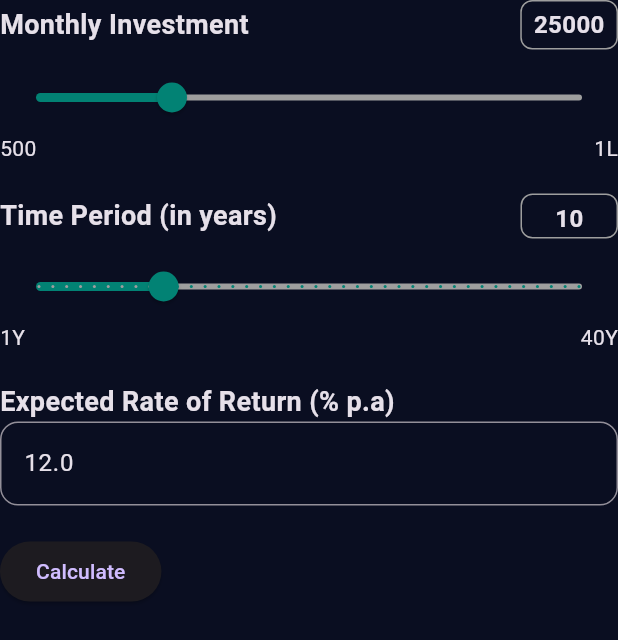
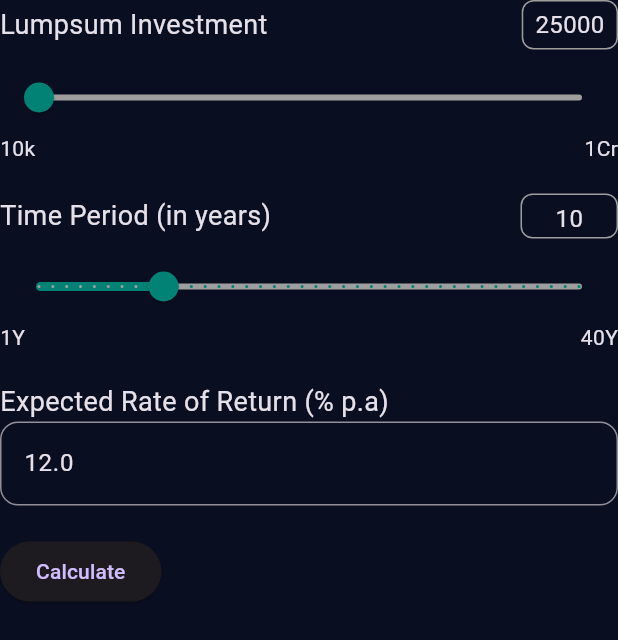
Before and after one commit to Paul-sharon/Funds-Genie, a Flutter app: the InvestmentCalculator widget shown alone on an empty page, opened directly, on a phone screen of 412 x 824 dp. Shown: the top 640 px of the screen. Run offline on Flutter 3.47's test engine with Material 3 defaults, Android fonts, the phone set to English and light mode, and no system bars; our stand-ins replace fl_chart.

Commit message:
Wealth Calculator Completed

```diff
--- a/lib/More/SIPCalculator.dart
+++ b/lib/More/SIPCalculator.dart
@@ -12,7 +12,6 @@ class SIPCalculator extends StatelessWidget {
     );
   }
 }
-
 class SIPCalculatorScreen extends StatelessWidget {
   @override
   Widget build(BuildContext context) {
@@ -141,7 +140,7 @@ class InvestmentSummary extends StatelessWidget {
 
   Widget _buildValueSection(String label, String value, {bool highlight = false}) {
     return Container(
-      padding: const EdgeInsets.all(8.0),
+      padding: const EdgeInsets.all(16.0),
       decoration: BoxDecoration(
         color: highlight ? Colors.blue[100] : Colors.grey[100],
         borderRadius: BorderRadius.circular(8),
--- a/lib/More/WealthCalculator.dart
+++ b/lib/More/WealthCalculator.dart
@@ -1,18 +1,19 @@
 import 'package:flutter/material.dart';
 import 'package:fl_chart/fl_chart.dart';
-import 'Morepage.dart';
+
+import 'Morepage.dart'; // Ensure this file is correctly implemented.
 
 class WealthCalculator extends StatelessWidget {
   @override
   Widget build(BuildContext context) {
     return MaterialApp(
       debugShowCheckedModeBanner: false,
-      home: WealthCalculatorScreen(),
+      home: WealthcalculatorScreen(),
     );
   }
 }
 
-class WealthCalculatorScreen extends StatelessWidget {
+class WealthcalculatorScreen extends StatelessWidget {
   @override
   Widget build(BuildContext context) {
     return Scaffold(
@@ -28,7 +29,7 @@ class WealthCalculatorScreen extends StatelessWidget {
           },
         ),
         title: const Text(
-          'SIP Calculator',
+          'Wealth Calculator',
           style: TextStyle(color: Colors.white, fontWeight: FontWeight.bold),
         ),
       ),
@@ -48,12 +49,10 @@ class WealthCalculatorScreen extends StatelessWidget {
                           PieChartSectionData(
                             color: Colors.blue,
                             radius: 40,
-                            value: 30,
                           ),
                           PieChartSectionData(
                             color: Colors.green,
                             radius: 40,
-                            value: 28.08,
                           ),
                         ],
                         sectionsSpace: 2,
@@ -125,24 +124,24 @@ class InvestmentSummary extends StatelessWidget {
     return Row(
       mainAxisAlignment: MainAxisAlignment.center,
       children: [
-        _buildValueSection('Invested', '₹30.00 L'),
+        _buildValueSection('Invested', '₹25.0 L'),
         const Padding(
           padding: EdgeInsets.symmetric(horizontal: 8.0),
           child: Text('+', style: TextStyle(fontSize: 20, fontWeight: FontWeight.bold)),
         ),
-        _buildValueSection('Est Return', '₹28.08 L'),
+        _buildValueSection('Est Return', '₹52.6 L'),
         const Padding(
           padding: EdgeInsets.symmetric(horizontal: 8.0),
           child: Text('=', style: TextStyle(fontSize: 20, fontWeight: FontWeight.bold)),
         ),
-        _buildValueSection('Total Value', '₹58.08 L', highlight: true),
+        _buildValueSection('Total Value', '₹77.6 L', highlight: true),
       ],
     );
   }
 
   Widget _buildValueSection(String label, String value, {bool highlight = false}) {
     return Container(
-      padding: const EdgeInsets.all(8.0),
+      padding: const EdgeInsets.all(16.0),
       decoration: BoxDecoration(
         color: highlight ? Colors.blue[100] : Colors.grey[100],
         borderRadius: BorderRadius.circular(8),
@@ -188,8 +187,8 @@ class _InvestmentCalculatorState extends State<InvestmentCalculator> {
           crossAxisAlignment: CrossAxisAlignment.center,
           children: [
             const Text(
-              'Monthly Investment',
-              style: TextStyle(fontSize: 18, fontWeight: FontWeight.bold),
+              'Lumpsum Investment',
+              style: TextStyle(fontSize: 18),
             ),
             Container(
               padding: const EdgeInsets.symmetric(horizontal: 8.0, vertical: 4.0),
@@ -199,7 +198,7 @@ class _InvestmentCalculatorState extends State<InvestmentCalculator> {
               ),
               child: Text(
                 _monthlyInvestment.toStringAsFixed(0),
-                style: const TextStyle(fontSize: 16, fontWeight: FontWeight.bold),
+                style: const TextStyle(fontSize: 16),
               ),
             ),
           ],
@@ -207,8 +206,8 @@ class _InvestmentCalculatorState extends State<InvestmentCalculator> {
         const SizedBox(height: 8),
         Slider(
           value: _monthlyInvestment,
-          min: 500,
-          max: 100000,
+          min: 10000,
+          max: 10000000,
           divisions: 199,
           label: _monthlyInvestment.toStringAsFixed(0),
           activeColor: const Color(0xFF028274),
@@ -222,8 +221,8 @@ class _InvestmentCalculatorState extends State<InvestmentCalculator> {
         Row(
           mainAxisAlignment: MainAxisAlignment.spaceBetween,
           children: const [
-            Text('500'),
-            Text('1L'),
+            Text('10k'),
+            Text('1Cr'),
           ],
         ),
         const SizedBox(height: 20),
@@ -235,7 +234,7 @@ class _InvestmentCalculatorState extends State<InvestmentCalculator> {
           children: [
             const Text(
               'Time Period (in years)',
-              style: TextStyle(fontSize: 18, fontWeight: FontWeight.bold),
+              style: TextStyle(fontSize: 18),
             ),
             Container(
               width: 65,
@@ -248,7 +247,7 @@ class _InvestmentCalculatorState extends State<InvestmentCalculator> {
               child: Center(
                 child: Text(
                   _timePeriod.toStringAsFixed(0),
-                  style: const TextStyle(fontSize: 16, fontWeight: FontWeight.bold),
+                  style: const TextStyle(fontSize: 16),
                 ),
               ),
             ),
@@ -281,7 +280,7 @@ class _InvestmentCalculatorState extends State<InvestmentCalculator> {
         // Rate of Return Section
         const Text(
           'Expected Rate of Return (% p.a)',
-          style: TextStyle(fontSize: 18, fontWeight: FontWeight.bold),
+          style: TextStyle(fontSize: 18),
         ),
         TextField(
           decoration: const InputDecoration(
```
